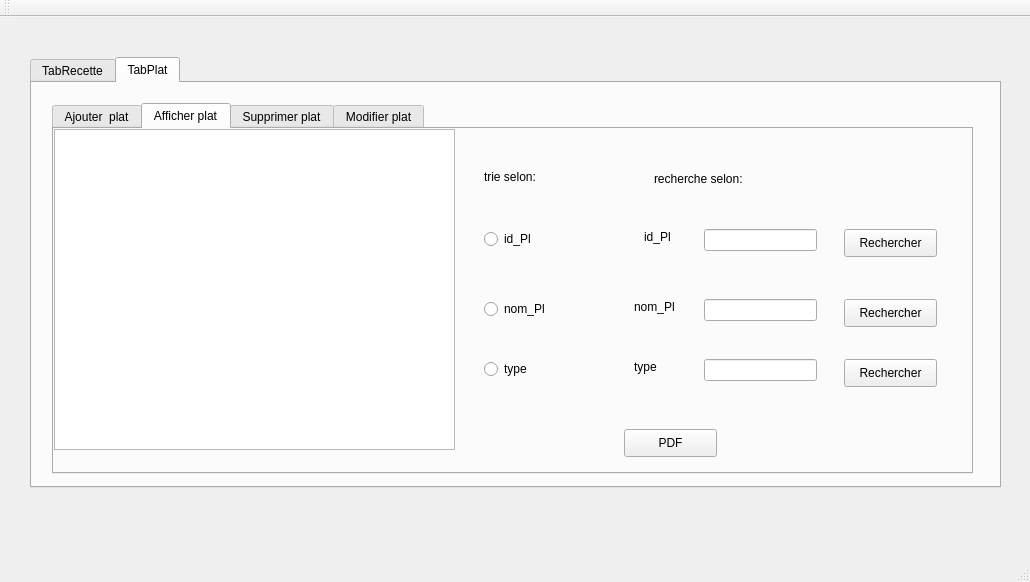
This is mainwindow.ui in ImenBenMansour/Smart_Restaurant_2A21 as Qt 5 draws it before an edit. The edited form follows.
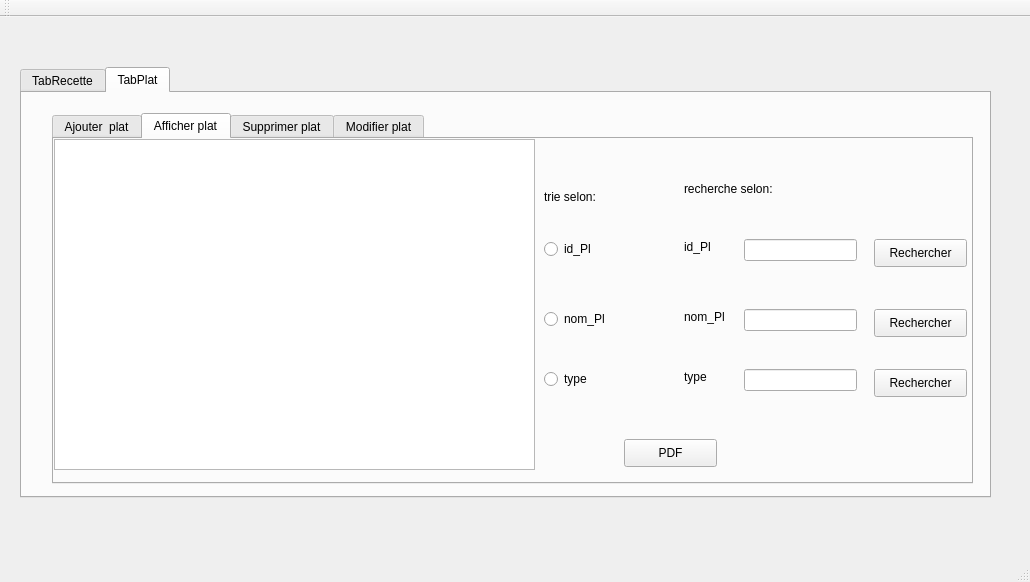
This is the edited form. The open tabs and pages were chosen to show the change.

```diff
--- a/mainwindow.ui
+++ b/mainwindow.ui
@@ -17,12 +17,15 @@
    <widget class="QTabWidget" name="tabWidget">
     <property name="geometry">
      <rect>
-      <x>30</x>
-      <y>40</y>
+      <x>20</x>
+      <y>50</y>
       <width>971</width>
       <height>431</height>
      </rect>
     </property>
+    <property name="tabShape">
+     <enum>QTabWidget::Rounded</enum>
+    </property>
     <property name="currentIndex">
      <number>1</number>
     </property>
@@ -340,7 +343,7 @@
      <widget class="QTabWidget" name="tabPLat_1">
       <property name="geometry">
        <rect>
-        <x>20</x>
+        <x>30</x>
         <y>20</y>
         <width>921</width>
         <height>371</height>
@@ -491,16 +494,16 @@
          <rect>
           <x>0</x>
           <y>0</y>
-          <width>401</width>
-          <height>321</height>
+          <width>481</width>
+          <height>331</height>
          </rect>
         </property>
        </widget>
        <widget class="QLabel" name="label_30">
         <property name="geometry">
          <rect>
-          <x>430</x>
-          <y>40</y>
+          <x>490</x>
+          <y>50</y>
           <width>81</width>
           <height>16</height>
          </rect>
@@ -512,7 +515,7 @@
        <widget class="QRadioButton" name="rb_tid">
         <property name="geometry">
          <rect>
-          <x>430</x>
+          <x>490</x>
           <y>100</y>
           <width>95</width>
           <height>20</height>
@@ -525,7 +528,7 @@
        <widget class="QRadioButton" name="rb_tn">
         <property name="geometry">
          <rect>
-          <x>430</x>
+          <x>490</x>
           <y>170</y>
           <width>95</width>
           <height>20</height>
@@ -538,7 +541,7 @@
        <widget class="QRadioButton" name="rb_tt">
         <property name="geometry">
          <rect>
-          <x>430</x>
+          <x>490</x>
           <y>230</y>
           <width>95</width>
           <height>20</height>
@@ -564,7 +567,7 @@
        <widget class="QLabel" name="label_31">
         <property name="geometry">
          <rect>
-          <x>600</x>
+          <x>630</x>
           <y>40</y>
           <width>111</width>
           <height>20</height>
@@ -577,7 +580,7 @@
        <widget class="QLineEdit" name="le_id_Plr">
         <property name="geometry">
          <rect>
-          <x>650</x>
+          <x>690</x>
           <y>100</y>
           <width>113</width>
           <height>22</height>
@@ -587,7 +590,7 @@
        <widget class="QLineEdit" name="le_nom_plr">
         <property name="geometry">
          <rect>
-          <x>650</x>
+          <x>690</x>
           <y>170</y>
           <width>113</width>
           <height>22</height>
@@ -597,7 +600,7 @@
        <widget class="QLineEdit" name="le_typer">
         <property name="geometry">
          <rect>
-          <x>650</x>
+          <x>690</x>
           <y>230</y>
           <width>113</width>
           <height>22</height>
@@ -607,7 +610,7 @@
        <widget class="QLabel" name="label_32">
         <property name="geometry">
          <rect>
-          <x>590</x>
+          <x>630</x>
           <y>100</y>
           <width>55</width>
           <height>16</height>
@@ -620,7 +623,7 @@
        <widget class="QLabel" name="label_33">
         <property name="geometry">
          <rect>
-          <x>580</x>
+          <x>630</x>
           <y>170</y>
           <width>55</width>
           <height>16</height>
@@ -633,7 +636,7 @@
        <widget class="QLabel" name="label_34">
         <property name="geometry">
          <rect>
-          <x>580</x>
+          <x>630</x>
           <y>230</y>
           <width>55</width>
           <height>16</height>
@@ -646,7 +649,7 @@
        <widget class="QPushButton" name="pb_rid">
         <property name="geometry">
          <rect>
-          <x>790</x>
+          <x>820</x>
           <y>100</y>
           <width>93</width>
           <height>28</height>
@@ -659,7 +662,7 @@
        <widget class="QPushButton" name="pb_rn">
         <property name="geometry">
          <rect>
-          <x>790</x>
+          <x>820</x>
           <y>170</y>
           <width>93</width>
           <height>28</height>
@@ -672,7 +675,7 @@
        <widget class="QPushButton" name="pb_rt">
         <property name="geometry">
          <rect>
-          <x>790</x>
+          <x>820</x>
           <y>230</y>
           <width>93</width>
           <height>28</height>
```
Left out of the diff: 13 changed lines with no effect on the pictures.
